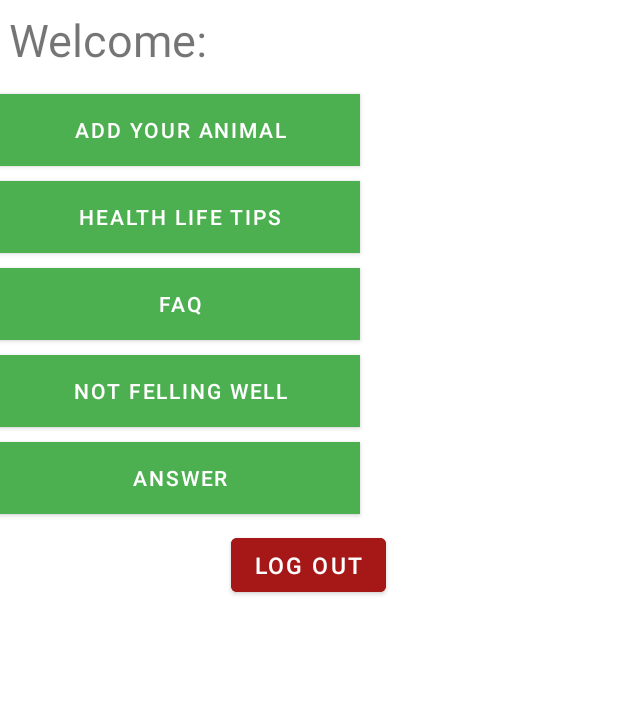
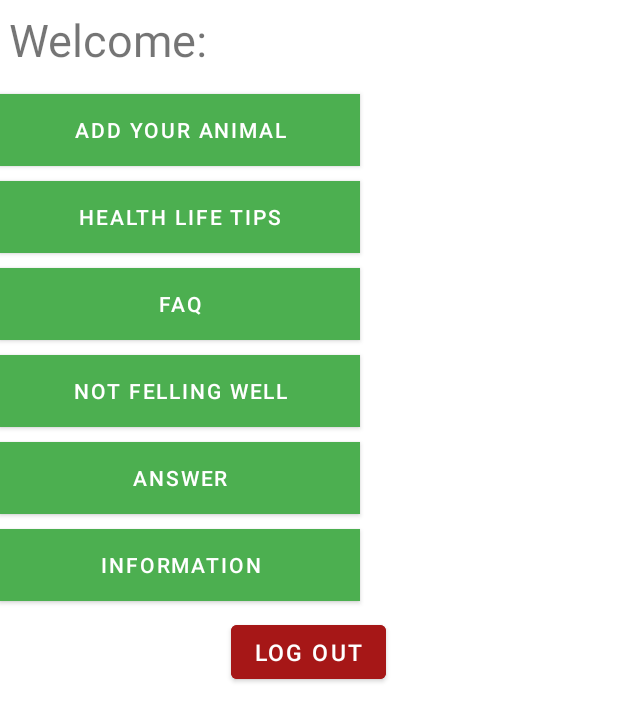
Before and after one commit to Kobicohenn1/Vet-Pet-Project, an Android app: the layout activity_client_screen_main.xml on its own in the app's theme, with its tools: preview values and no code run, on a phone screen of 412 x 824 dp. Shown: the top 721 px of the screen. Run offline under Robolectric (Android 15) with nearby library versions, the phone set to English and light mode, and no system bars.

Commit message:
Inforamtion is ready

```diff
--- a/firstAPP/app/src/main/res/layout/activity_client_screen_main.xml
+++ b/firstAPP/app/src/main/res/layout/activity_client_screen_main.xml
@@ -64,6 +64,16 @@
             android:background="@android:color/black"/>
 
         <Button
+            android:layout_width="240dp"
+            android:layout_height="wrap_content"
+            android:layout_marginRight="5dp"
+            android:layout_marginTop="10dp"
+            android:text="INFORMATION"
+            android:background="@android:color/black"
+            android:id="@+id/btn_Info"
+            />
+
+        <Button
             android:id="@+id/btnLogOutClient"
             android:layout_marginTop="10dp"
             android:layout_width="wrap_content"
@@ -74,4 +84,5 @@
             android:textSize="15dp"
                 />
 
+
 </LinearLayout>
```
Also changed, not shown: firstAPP/app/src/main/java/com/example/myfirstapp/ClientScreenMain.java (+6 -1 lines).
